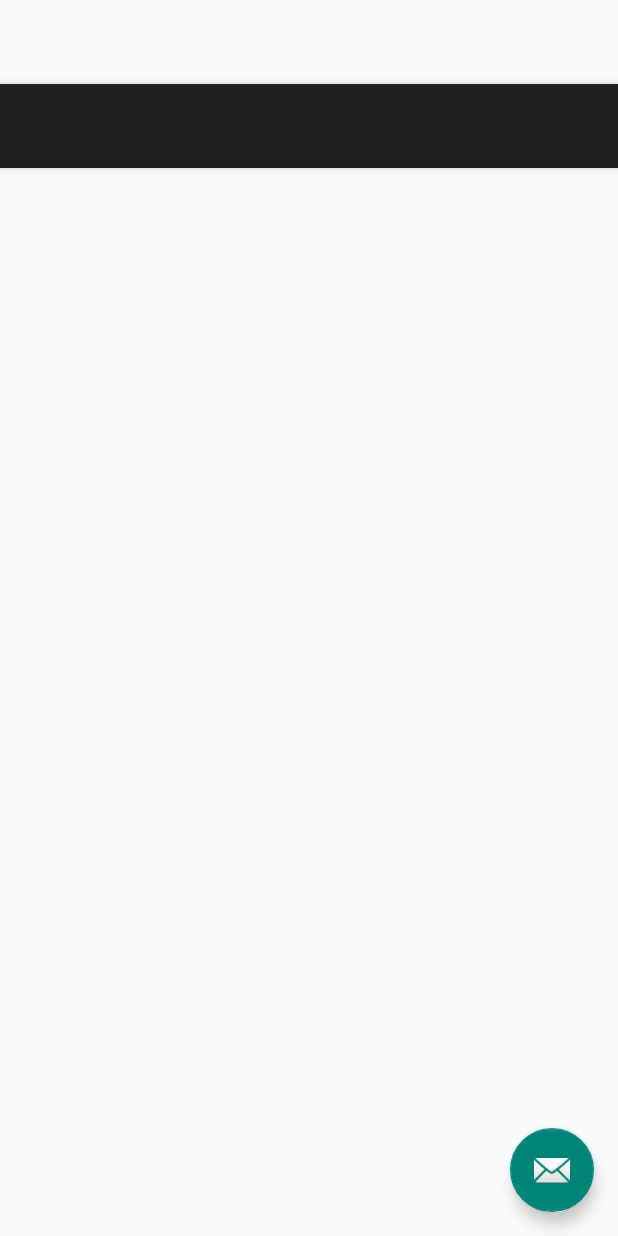
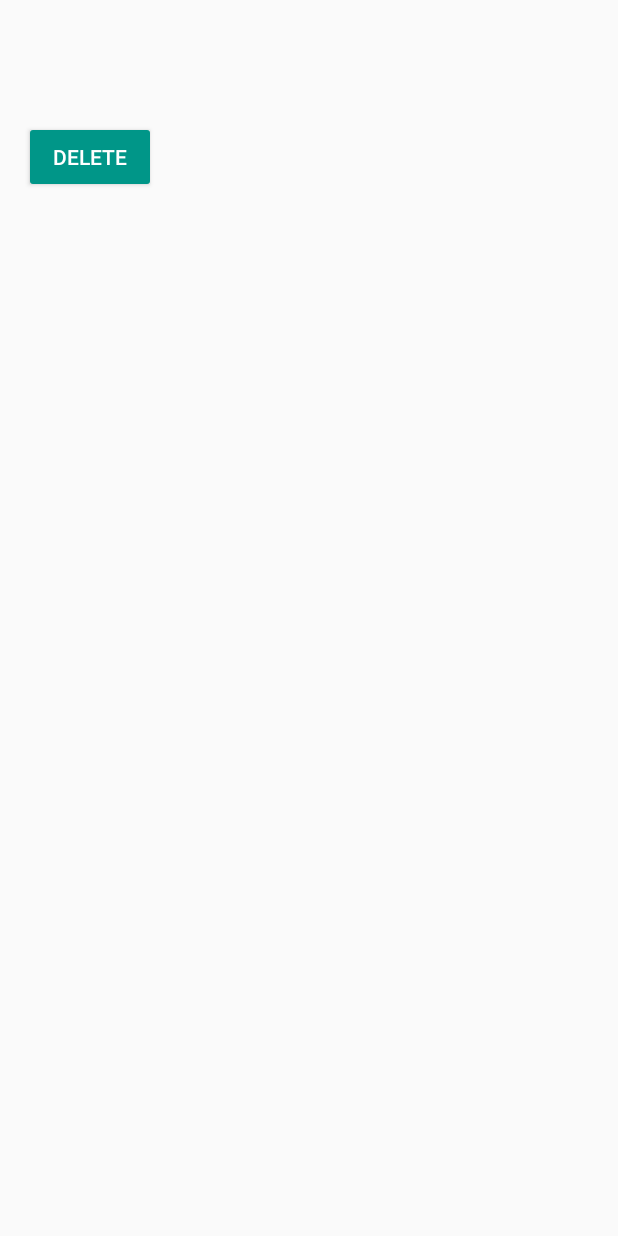
Before and after one commit to shubham-gandhi/Resistance, an Android app: the layout activity_details.xml on its own in the app's theme, with its tools: preview values and no code run, on a phone screen of 412 x 824 dp. Run offline under Robolectric (Android 15) with nearby library versions, the phone set to English and light mode, and no system bars.

Commit message:
added listview in Display warrior activity defined parent activity of addWarrior material Design implementation + floating button details activity added delete warrior

```diff
--- a/app/build.gradle
+++ b/app/build.gradle
@@ -25,4 +25,7 @@ dependencies {
     compile 'com.android.support:cardview-v7:23.1.1'
     compile 'com.android.support:recyclerview-v7:23.1.1'
     compile 'com.android.support:design:23.1.1'
+
+
+
 }
--- a/app/src/main/res/layout/activity_details.xml
+++ b/app/src/main/res/layout/activity_details.xml
@@ -1,36 +1,39 @@
 <?xml version="1.0" encoding="utf-8"?>
-<android.support.design.widget.CoordinatorLayout xmlns:android="http://schemas.android.com/apk/res/android"
-    xmlns:app="http://schemas.android.com/apk/res-auto"
+
+<ScrollView xmlns:android="http://schemas.android.com/apk/res/android"
     xmlns:tools="http://schemas.android.com/tools"
+    android:id="@+id/scroll"
     android:layout_width="match_parent"
     android:layout_height="match_parent"
-    android:fitsSystemWindows="true"
     tools:context="com.example.android.resistance.Details">
 
-    <android.support.design.widget.AppBarLayout
+
+    <RelativeLayout
         android:layout_width="match_parent"
-        android:layout_height="wrap_content"
-        android:theme="@style/AppTheme.AppBarOverlay">
-
-        <android.support.v7.widget.Toolbar
-            android:id="@+id/toolbar"
-            android:layout_width="match_parent"
-            android:layout_height="?attr/actionBarSize"
-            android:background="?attr/colorPrimary"
-            app:popupTheme="@style/AppTheme.PopupOverlay" />
-
-    </android.support.design.widget.AppBarLayout>
-
-    <include layout="@layout/content_details" />
-
-    <android.support.design.widget.FloatingActionButton
-        android:id="@+id/fab"
-        android:layout_width="wrap_content"
-        android:layout_height="wrap_content"
-        android:layout_gravity="bottom|end"
-        android:layout_margin="@dimen/fab_margin"
-        android:src="@android:drawable/ic_dialog_email" />
+        android:layout_height="match_parent">
 
 
+        <TextView
+            android:id="@+id/detailsText"
+            android:layout_width="match_parent"
+            android:layout_height="wrap_content"
+            android:layout_marginLeft="16dp"
+            android:layout_marginTop="16dp"
+            android:textSize="24sp"
+            android:textStyle="bold" />
 
-</android.support.design.widget.CoordinatorLayout>
+
+        <Button
+            android:id="@+id/button"
+            android:layout_width="wrap_content"
+            android:layout_height="wrap_content"
+            android:layout_below="@+id/detailsText"
+            android:onClick="deleteWarrior"
+            android:text="delete"
+            android:layout_marginTop="32dp"
+            android:layout_marginLeft="16dp"
+            android:textColor="#FFFFFF" />
+
+
+    </RelativeLayout>
+</ScrollView>
--- a/app/src/main/res/layout/content_details.xml
+++ /dev/null
@@ -1,15 +0,0 @@
-<?xml version="1.0" encoding="utf-8"?>
-<RelativeLayout xmlns:android="http://schemas.android.com/apk/res/android"
-    xmlns:app="http://schemas.android.com/apk/res-auto"
-    xmlns:tools="http://schemas.android.com/tools"
-    android:layout_width="match_parent"
-    android:layout_height="match_parent"
-    android:paddingBottom="@dimen/activity_vertical_margin"
-    android:paddingLeft="@dimen/activity_horizontal_margin"
-    android:paddingRight="@dimen/activity_horizontal_margin"
-    android:paddingTop="@dimen/activity_vertical_margin"
-    app:layout_behavior="@string/appbar_scrolling_view_behavior"
-    tools:context="com.example.android.resistance.Details"
-    tools:showIn="@layout/activity_details">
-
-</RelativeLayout>
--- a/app/src/main/res/values-v21/styles.xml
+++ b/app/src/main/res/values-v21/styles.xml
@@ -5,5 +5,6 @@
         <item name="windowNoTitle">true</item>
         <item name="android:windowDrawsSystemBarBackgrounds">true</item>
         <item name="android:statusBarColor">@android:color/transparent</item>
+
     </style>
 </resources>
--- a/app/src/main/res/values/styles.xml
+++ b/app/src/main/res/values/styles.xml
@@ -3,11 +3,16 @@
     <!-- Base application theme. -->
     <style name="AppTheme" parent="Theme.AppCompat.Light.DarkActionBar">
         <!-- Customize your theme here. -->
+        <item name="colorPrimary">#009688</item>
+        <item name="colorPrimaryDark">#004D40</item>
+        <item name="colorButtonNormal">#009688</item>
+
     </style>
 
     <style name="AppTheme.NoActionBar">
         <item name="windowActionBar">false</item>
         <item name="windowNoTitle">true</item>
+
     </style>
 
     <style name="AppTheme.AppBarOverlay" parent="ThemeOverlay.AppCompat.Dark.ActionBar" />
--- a/build.gradle
+++ b/build.gradle
@@ -3,6 +3,8 @@
 buildscript {
     repositories {
         jcenter()
+        mavenCentral()
+        mavenLocal()
     }
     dependencies {
         classpath 'com.android.tools.build:gradle:1.0.0'
```
Also changed, not shown: app/src/main/AndroidManifest.xml (+5 -2 lines), app/src/main/java/com/example/android/resistance/AddWarrior.java (+64 -54 lines), app/src/main/java/com/example/android/resistance/DatabaseHandler.java (+16 -21 lines), app/src/main/java/com/example/android/resistance/Details.java (+45 -1 lines), app/src/main/java/com/example/android/resistance/DisplayWarriorAdapter.java (deleted, +0 -42 lines), app/src/main/java/com/example/android/resistance/DisplayWarriorViewHolder.java (deleted, +0 -18 lines), app/src/main/java/com/example/android/resistance/DisplayWarriors.java (+68 -16 lines), app/src/main/java/com/example/android/resistance/WarriorDetail.java (renamed from app/src/main/java/com/example/android/resistance/WariorDetail.java, +10 -4 lines), app/src/main/res/layout/activity_add_warrior.xml (+13 -9 lines), app/src/main/res/layout/activity_display_warriors.xml (+48 -13 lines), app/src/main/res/layout/activity_main.xml (+7 -4 lines), app/src/main/res/layout/card_view.xml (deleted, +0 -40 lines), app/src/main/res/layout/list_item.xml (added, +28 -0 lines), app/src/main/res/values-v21/colors.xml (added, +7 -0 lines).
